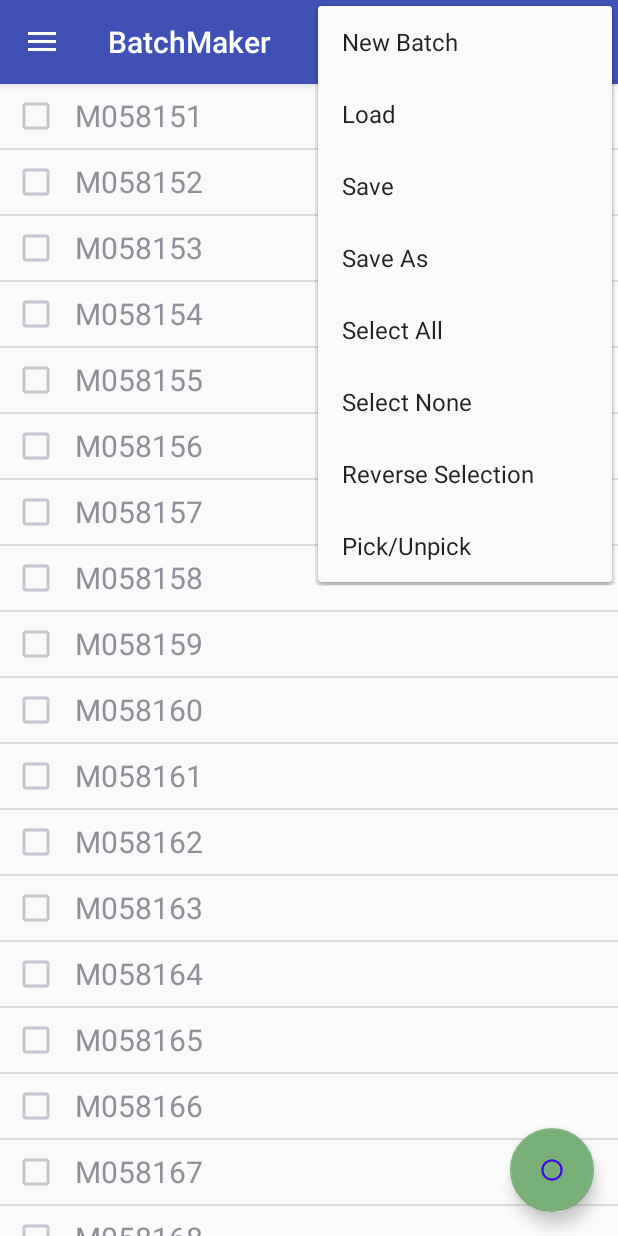
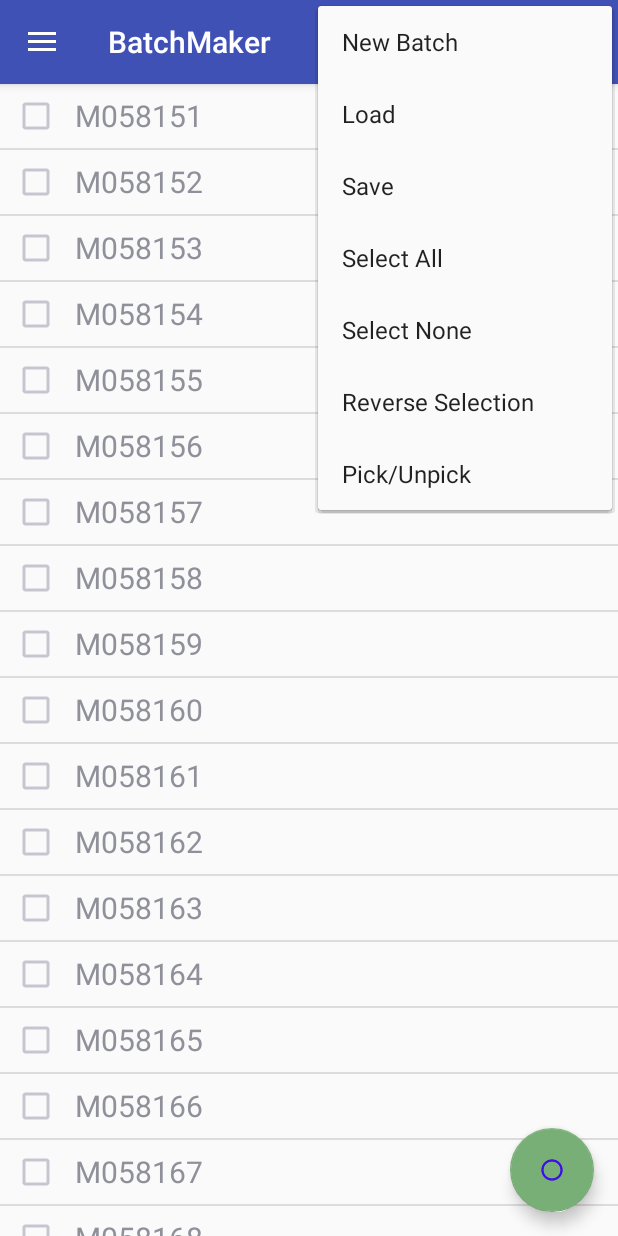
Before and after one commit to milindoka/BatchMaker, an Android app: the screen it shows after launch (MainActivity), with the options menu open, on a phone screen of 412 x 824 dp. Run offline under Robolectric (Android 15) with nearby library versions, the phone set to English and light mode, and no system bars; libraries missing offline, so code that uses them is left out: com.itextpdf.text.

```diff
--- a/app/src/main/java/ilugbom/org/in/batchmaker/MainActivity.java
+++ b/app/src/main/java/ilugbom/org/in/batchmaker/MainActivity.java
@@ -34,6 +34,7 @@ public class MainActivity extends AppCompatActivity
     ArrayList<String> tempRoll = new ArrayList<>();
     int checkmarkCount = 0;
     ArrayList<ListViewItemDTO> initItemList = new ArrayList<>();
+    ArrayList<ListViewItemDTO> backupItemList = new ArrayList<>();
     String froll="M058151",lroll="M058200",tempstr;
     ListViewItemCheckboxBaseAdapter listViewDataAdapter;
 
@@ -227,8 +228,7 @@ public class MainActivity extends AppCompatActivity
       case R.id.action_select_none : LO.SelectNone(); return true;
       case R.id.action_load : FSL.OpenFileDialog(); return true;
       case R.id.action_save : FSL.SaveListDialog(); return true;
-      case R.id.action_save_as : return true;
-      case R.id.action_pick_unpick : return true;
+      case R.id.action_pick_unpick : LO.PickRoutine();return true;
       case R.id.action_reverse : LO.SelectReverse();return true;
      }
         return super.onOptionsItemSelected(item);
--- a/app/src/main/res/menu/main.xml
+++ b/app/src/main/res/menu/main.xml
@@ -22,12 +22,6 @@
         android:title="Save"
         app:showAsAction="never" />
 
-
-    <item
-        android:id="@+id/action_save_as"
-        android:orderInCategory="300"
-        android:title="Save As"
-        app:showAsAction="never" />
 
     <item
         android:id="@+id/action_select_all"
```
Also changed, not shown: app/src/main/java/ilugbom/org/in/batchmaker/ListOperations.java (+38 -0 lines).
